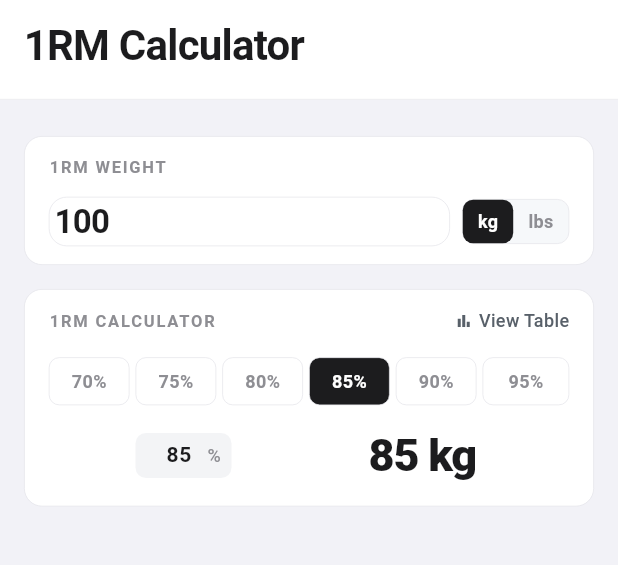
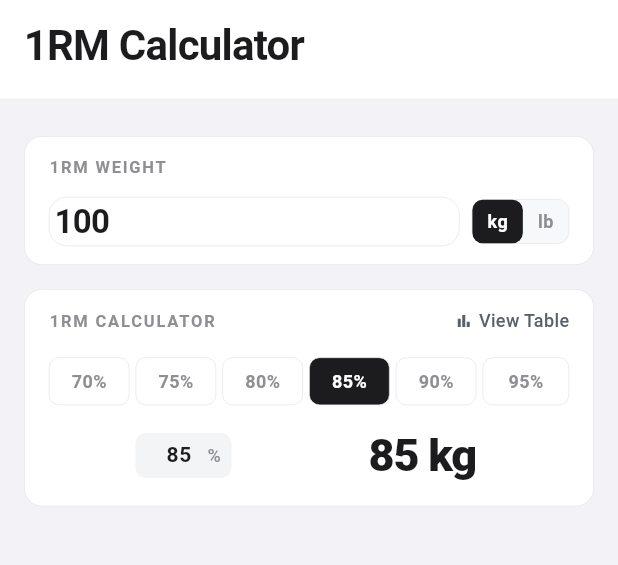
Before and after one commit to pyraworks/peaklog, a Flutter app: the OneRmCalculatorScreen screen opened by its route, after a tap on "kg", on a phone screen of 412 x 824 dp, the part 62-627 px from its top. Run offline on Flutter 3.47's test engine with Material 3 defaults, Android fonts, the phone set to English and light mode, and no system bars; our stand-ins replace flutter_riverpod, flutter_slidable, go_router, image_picker, share_plus, shared_preferences and 2 more; missing offline and left inert: app_settings, ffmpeg_kit_flutter_new, gal, health; accounts and stored records are empty; Roboto replaces fonts that are missing (Pretendard); project files that could hold a hidden picture were left out.

Commit message:
refine: calculator unit labels — display 'lb' consistently, fix unit conversion on toggle
- formatWeight now returns 'lb' instead of 'lbs' (UnitConverter + test)
- 1RM Calculator: convert weight value in-place when toggling kg ↔ lb,
  persist converted value; toggle chip label 'lbs' → 'lb'
- Plate Calculator: toggle tab label 'lbs' → 'lb'; _unitLabel getter updated
- exercise.dart: clarify baseUnit comment (internal 'lbs', UI 'lb')

Co-Authored-By: Claude Sonnet 4.6 <noreply@anthropic.com>

```diff
--- a/lib/core/models/exercise.dart
+++ b/lib/core/models/exercise.dart
@@ -25,7 +25,7 @@ class Exercise {
   final int updatedAt;
   final SyncStatus syncStatus;
   final String? ownerId;
-  final String baseUnit; // 'kg' or 'lbs' — display preference per exercise
+  final String baseUnit; // Internal values: 'kg' or 'lbs'. UI label: 'kg' / 'lb'.
   final bool hasPrBaseline; // true once user explicitly marks a first PR
 
   /// null → PR fallback (기존 데이터 호환)
--- a/lib/core/utils/unit_converter.dart
+++ b/lib/core/utils/unit_converter.dart
@@ -33,7 +33,8 @@ class UnitConverter {
 
   static String formatWeight(double kg, String unit) {
     final value = unit == 'lbs' ? kgToLbs(kg) : kg;
-    return '${_fmt(value)} $unit';
+    final label = unit == 'lbs' ? 'lb' : unit;
+    return '${_fmt(value)} $label';
   }
 
   static String formatDistance(double km, String unit) {
--- a/lib/features/calculators/one_rm_calculator_screen.dart
+++ b/lib/features/calculators/one_rm_calculator_screen.dart
@@ -88,10 +88,8 @@ class _OneRmCalculatorScreenState extends State<OneRmCalculatorScreen> {
       final converted = newUnit == 'lbs'
           ? UnitConverter.kgToLbs(raw)
           : UnitConverter.lbsToKg(raw);
-      final s = converted.toStringAsFixed(1);
-      _weightCtrl.text = s.endsWith('.0')
-          ? converted.toInt().toString()
-          : s;
+      _weightCtrl.text = _fmtInput(converted);
+      CalculatorPrefs.set1rmWeight(converted);
     }
     setState(() => _unit = newUnit);
     CalculatorPrefs.set1rmUnit(newUnit);
@@ -434,7 +432,7 @@ class _UnitToggle extends StatelessWidget {
               active: selected == 'kg',
               onTap: () => onTap('kg')),
           _UnitChip(
-              label: 'lbs',
+              label: 'lb',
               active: selected == 'lbs',
               onTap: () => onTap('lbs')),
         ],
--- a/lib/features/calculators/plate_calculator_screen.dart
+++ b/lib/features/calculators/plate_calculator_screen.dart
@@ -27,7 +27,7 @@ class _PlateCalculatorScreenState extends State<PlateCalculatorScreen> {
   List<double> get _barOptions =>
       _unit == 'kg' ? PlateCalculatorLogic.kgBars : PlateCalculatorLogic.lbBars;
 
-  String get _unitLabel => _unit == 'kg' ? 'kg' : 'lbs';
+  String get _unitLabel => _unit == 'kg' ? 'kg' : 'lb';
 
   @override
   void initState() {
@@ -353,7 +353,7 @@ class _KgLbToggle extends StatelessWidget {
         mainAxisSize: MainAxisSize.min,
         children: [
           _Tab(label: 'kg', active: selected == 'kg', onTap: () => onTap('kg')),
-          _Tab(label: 'lbs', active: selected == 'lb', onTap: () => onTap('lb')),
+          _Tab(label: 'lb', active: selected == 'lb', onTap: () => onTap('lb')),
         ],
       ),
     );
```
Also changed, not shown: 1 other file.
